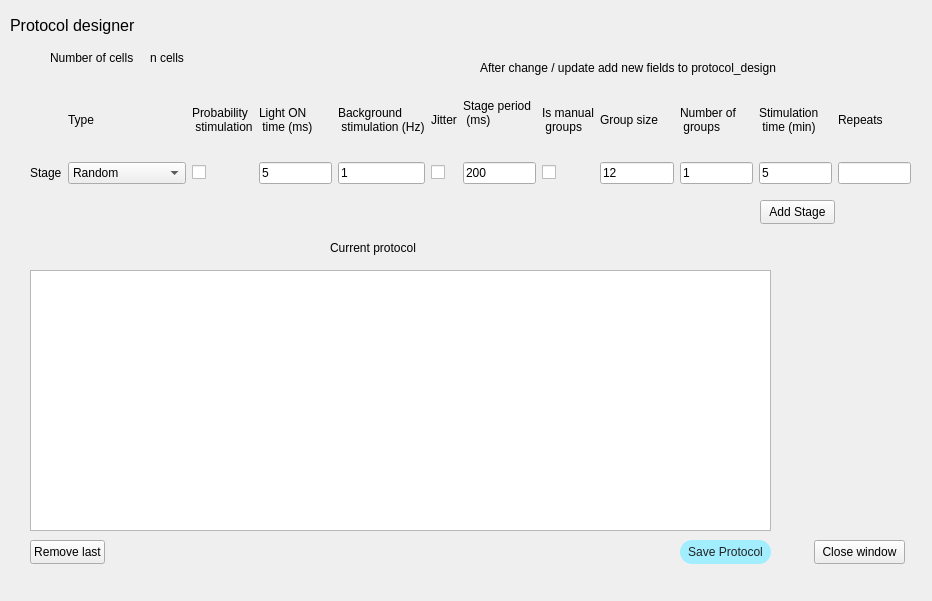
First picture: the form in MainGUI/Protocols.ui, repository Katzyon/QT_QUI, before the edit.
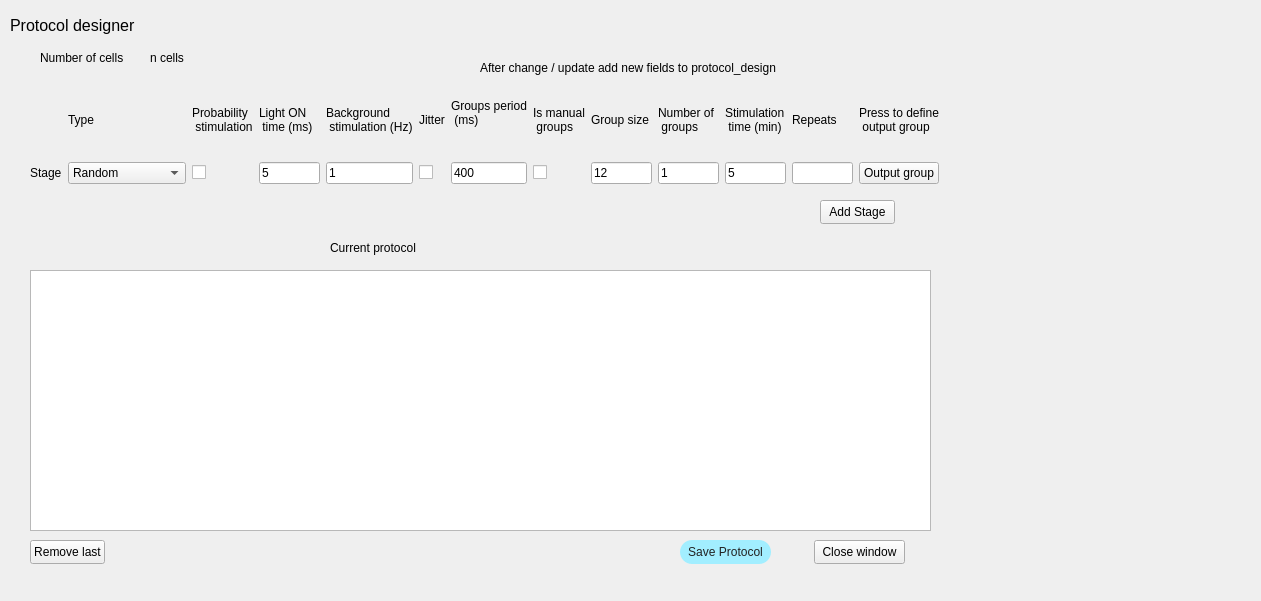
Second picture: the form after the edit.

Commit message: Protocol handling updates

```diff
--- a/MainGUI/Protocols.ui
+++ b/MainGUI/Protocols.ui
@@ -6,7 +6,7 @@
    <rect>
     <x>0</x>
     <y>0</y>
-    <width>932</width>
+    <width>1261</width>
     <height>601</height>
    </rect>
   </property>
@@ -34,7 +34,7 @@
   <widget class="QLabel" name="label_2">
    <property name="geometry">
     <rect>
-     <x>50</x>
+     <x>40</x>
      <y>50</y>
      <width>91</width>
      <height>16</height>
@@ -67,7 +67,7 @@
     <rect>
      <x>30</x>
      <y>270</y>
-     <width>741</width>
+     <width>901</width>
      <height>261</height>
     </rect>
    </property>
@@ -88,7 +88,7 @@
   <widget class="QPushButton" name="addStage">
    <property name="geometry">
     <rect>
-     <x>760</x>
+     <x>820</x>
      <y>200</y>
      <width>75</width>
      <height>24</height>
@@ -116,7 +116,7 @@
     <rect>
      <x>30</x>
      <y>83</y>
-     <width>881</width>
+     <width>909</width>
      <height>101</height>
     </rect>
    </property>
@@ -128,6 +128,23 @@
       </property>
      </widget>
     </item>
+    <item row="0" column="6">
+     <widget class="QLabel" name="label_6">
+      <property name="text">
+       <string>Groups period 
+ (ms) 
+</string>
+      </property>
+     </widget>
+    </item>
+    <item row="0" column="3">
+     <widget class="QLabel" name="label_13">
+      <property name="text">
+       <string>Light ON 
+ time (ms)</string>
+      </property>
+     </widget>
+    </item>
     <item row="0" column="5">
      <widget class="QLabel" name="label_10">
       <property name="whatsThis">
@@ -138,33 +155,10 @@
       </property>
      </widget>
     </item>
-    <item row="0" column="1">
-     <widget class="QLabel" name="label_9">
+    <item row="2" column="10">
+     <widget class="QLineEdit" name="stim_time">
       <property name="text">
-       <string>Type</string>
-      </property>
-     </widget>
-    </item>
-    <item row="2" column="6">
-     <widget class="QLineEdit" name="stagePeriod">
-      <property name="text">
-       <string>200</string>
-      </property>
-     </widget>
-    </item>
-    <item row="2" column="9">
-     <widget class="QLineEdit" name="groupsNumber">
-      <property name="text">
-       <string>1</string>
-      </property>
-     </widget>
-    </item>
-    <item row="0" column="6">
-     <widget class="QLabel" name="label_6">
-      <property name="text">
-       <string>Stage period 
- (ms) 
-</string>
+       <string>5</string>
       </property>
      </widget>
     </item>
@@ -176,17 +170,10 @@
       </property>
      </widget>
     </item>
-    <item row="2" column="8">
-     <widget class="QLineEdit" name="groupSize">
+    <item row="2" column="6">
+     <widget class="QLineEdit" name="groups_period">
       <property name="text">
-       <string>12</string>
-      </property>
-     </widget>
-    </item>
-    <item row="2" column="3">
-     <widget class="QLineEdit" name="onTime">
-      <property name="text">
-       <string>5</string>
+       <string>400</string>
       </property>
      </widget>
     </item>
@@ -222,42 +209,13 @@
       </item>
      </widget>
     </item>
-    <item row="2" column="4">
-     <widget class="QLineEdit" name="backgroundFreq">
-      <property name="text">
-       <string>1</string>
-      </property>
-     </widget>
-    </item>
-    <item row="2" column="11">
-     <widget class="QLineEdit" name="repeats">
+    <item row="2" column="5">
+     <widget class="QCheckBox" name="jitter">
       <property name="text">
        <string/>
       </property>
      </widget>
     </item>
-    <item row="2" column="10">
-     <widget class="QLineEdit" name="stimTime">
-      <property name="text">
-       <string>5</string>
-      </property>
-     </widget>
-    </item>
-    <item row="0" column="8">
-     <widget class="QLabel" name="label_7">
-      <property name="text">
-       <string>Group size</string>
-      </property>
-     </widget>
-    </item>
-    <item row="0" column="7">
-     <widget class="QLabel" name="label_14">
-      <property name="text">
-       <string>Is manual 
- groups</string>
-      </property>
-     </widget>
-    </item>
     <item row="0" column="4">
      <widget class="QLabel" name="label_11">
       <property name="text">
@@ -266,46 +224,6 @@
       </property>
      </widget>
     </item>
-    <item row="2" column="5">
-     <widget class="QCheckBox" name="jitter">
-      <property name="text">
-       <string/>
-      </property>
-     </widget>
-    </item>
-    <item row="0" column="10">
-     <widget class="QLabel" name="label_8">
-      <property name="text">
-       <string>Stimulation 
- time (min)</string>
-      </property>
-      <property name="textFormat">
-       <enum>Qt::PlainText</enum>
-      </property>
-     </widget>
-    </item>
-    <item row="2" column="7">
-     <widget class="QCheckBox" name="isManualSequence">
-      <property name="text">
-       <string/>
-      </property>
-     </widget>
-    </item>
-    <item row="0" column="3">
-     <widget class="QLabel" name="label_13">
-      <property name="text">
-       <string>Light ON 
- time (ms)</string>
-      </property>
-     </widget>
-    </item>
-    <item row="2" column="0">
-     <widget class="QLabel" name="label_3">
-      <property name="text">
-       <string>Stage</string>
-      </property>
-     </widget>
-    </item>
     <item row="0" column="2">
      <widget class="QLabel" name="label_15">
       <property name="text">
@@ -314,6 +232,34 @@
       </property>
      </widget>
     </item>
+    <item row="2" column="11">
+     <widget class="QLineEdit" name="repeats">
+      <property name="text">
+       <string/>
+      </property>
+     </widget>
+    </item>
+    <item row="2" column="0">
+     <widget class="QLabel" name="label_3">
+      <property name="text">
+       <string>Stage</string>
+      </property>
+     </widget>
+    </item>
+    <item row="2" column="3">
+     <widget class="QLineEdit" name="on_time">
+      <property name="text">
+       <string>5</string>
+      </property>
+     </widget>
+    </item>
+    <item row="2" column="9">
+     <widget class="QLineEdit" name="groups_number">
+      <property name="text">
+       <string>1</string>
+      </property>
+     </widget>
+    </item>
     <item row="2" column="2">
      <widget class="QCheckBox" name="prob_stim">
       <property name="text">
@@ -321,6 +267,75 @@
       </property>
      </widget>
     </item>
+    <item row="2" column="4">
+     <widget class="QLineEdit" name="background_freq">
+      <property name="text">
+       <string>1</string>
+      </property>
+     </widget>
+    </item>
+    <item row="2" column="8">
+     <widget class="QLineEdit" name="group_size">
+      <property name="text">
+       <string>12</string>
+      </property>
+     </widget>
+    </item>
+    <item row="0" column="10">
+     <widget class="QLabel" name="label_8">
+      <property name="text">
+       <string>Stimulation 
+ time (min)</string>
+      </property>
+      <property name="textFormat">
+       <enum>Qt::TextFormat::PlainText</enum>
+      </property>
+     </widget>
+    </item>
+    <item row="0" column="7">
+     <widget class="QLabel" name="label_14">
+      <property name="text">
+       <string>Is manual 
+ groups</string>
+      </property>
+     </widget>
+    </item>
+    <item row="2" column="7">
+     <widget class="QCheckBox" name="is_manual_sequence">
+      <property name="text">
+       <string/>
+      </property>
+     </widget>
+    </item>
+    <item row="0" column="1">
+     <widget class="QLabel" name="label_9">
+      <property name="text">
+       <string>Type</string>
+      </property>
+     </widget>
+    </item>
+    <item row="0" column="8">
+     <widget class="QLabel" name="label_7">
+      <property name="text">
+       <string>Group size</string>
+      </property>
+     </widget>
+    </item>
+    <item row="2" column="12">
+     <widget class="QPushButton" name="output_group">
+      <property name="text">
+       <string>Output group</string>
+      </property>
+     </widget>
+    </item>
+    <item row="0" column="12">
+     <widget class="QLabel" name="label_16">
+      <property name="text">
+       <string>Press to define 
+ output group</string>
+      </property>
+     </widget>
+    </item>
    </layout>
   </widget>
   <widget class="QPushButton" name="saveProtocol">
```
Left out of the diff: 2 changed lines with no effect on the pictures. The commit also changes 24 other files.
